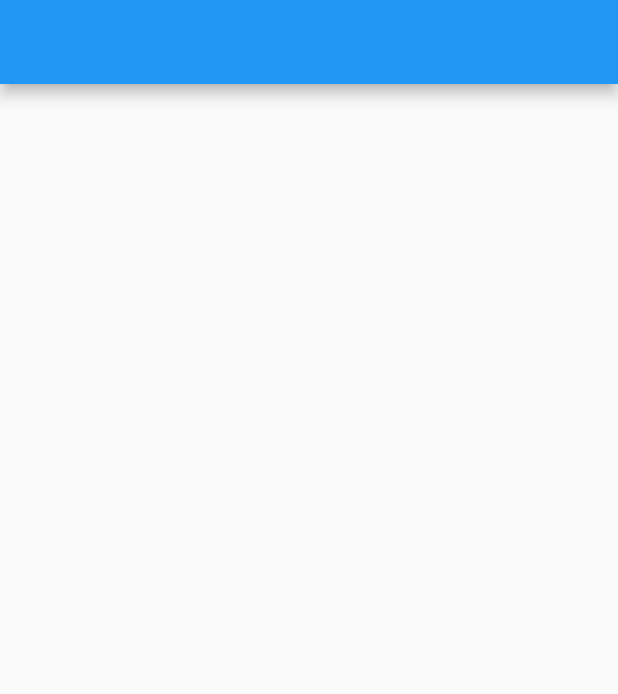
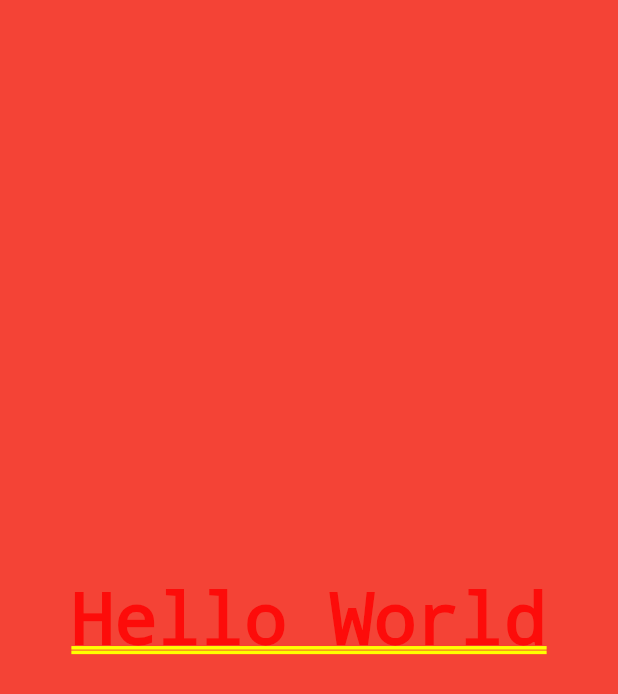
Before and after one commit to flolgl/StudWay, a Flutter app: the screen it shows after launch, on a phone screen of 412 x 824 dp. Shown: the top 694 px of the screen. Run offline on Flutter 3.47's test engine with Material 2 defaults, Android fonts, the phone set to English and light mode, and no system bars.

Commit message:
update on home.dart (temporary)

```diff
--- a/lib/home.dart
+++ b/lib/home.dart
@@ -10,15 +10,15 @@ class HomePage extends StatefulWidget {
 }
 
 class _HomeState extends State<HomePage> {
-  String useruid = '';
-
   @override
   Widget build(BuildContext context) {
-    return Scaffold(
-      appBar: AppBar(
-          title: Container(
-        color: Colors.white,
-      )),
-    );
+    return Container(
+        color: Colors.red,
+        child: Center(
+          child: Text(
+            'Hello World',
+            textDirection: TextDirection.ltr,
+          ),
+        ));
   }
 }
```
